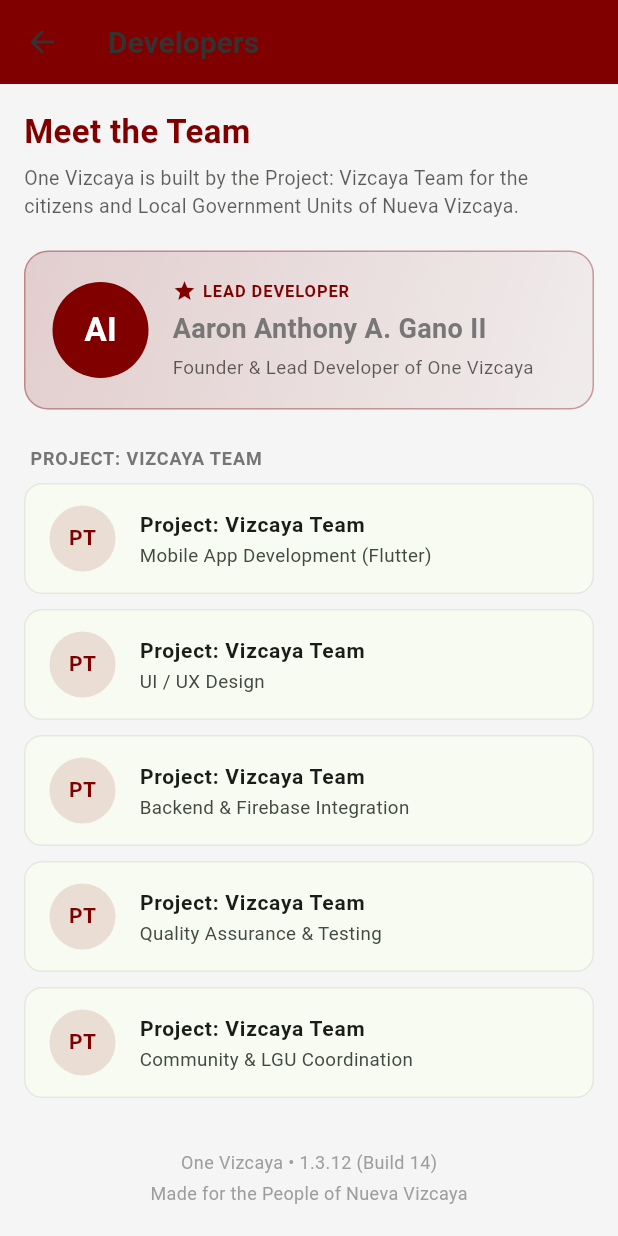
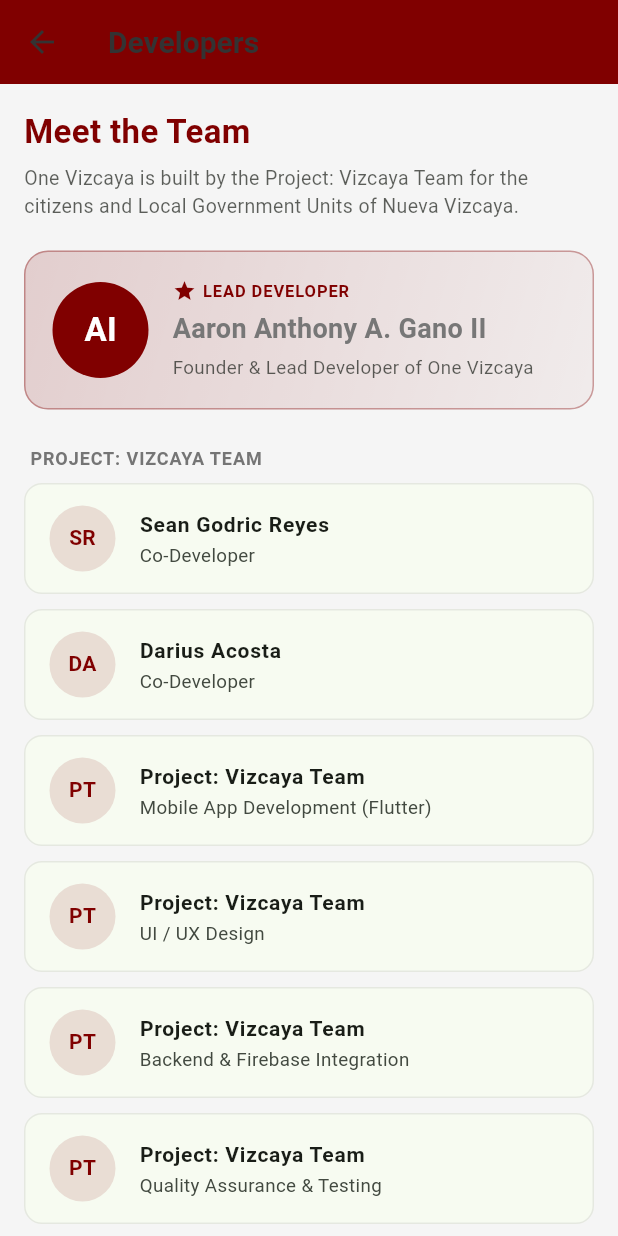
Before and after one commit to Project-Vizcaya/One-Vizcaya, a Flutter app: the DevelopersScreen screen opened by its route, on a phone screen of 412 x 824 dp. Run offline on Flutter 3.47's test engine with Material 3 defaults, Android fonts, the phone set to English and light mode, and no system bars; our stand-ins replace app_links, cloud_firestore, firebase_auth, firebase_core, firebase_messaging, firebase_storage and 13 more; missing offline and left inert: firebase_app_check, mobile_scanner; accounts and stored records are empty; generated files the repository leaves out were written again.

Commit message:
Add Sean Godric Reyes and Darius Acosta as co-developers
List both co-developers in the README footer and the in-app Developers
screen team list. Lead Developer credit (Mysterious_Alarm) unchanged.

```diff
--- a/one_vizcaya/lib/presentation/screens/developers_screen.dart
+++ b/one_vizcaya/lib/presentation/screens/developers_screen.dart
@@ -11,9 +11,17 @@ class DevelopersScreen extends StatelessWidget {
   static const String _leadName = 'Aaron Anthony A. Gano II';
   static const String _leadRole = 'Lead Developer';
 
-  // Areas of contribution under the Project: Vizcaya Team banner. Names can be
-  // filled in by the team; roles describe how One Vizcaya was built.
+  // Areas of contribution under the Project: Vizcaya Team banner. Named
+  // co-developers are listed first, followed by the project's work areas.
   static const List<Map<String, String>> _team = [
+    {
+      'name': 'Sean Godric Reyes',
+      'role': 'Co-Developer',
+    },
+    {
+      'name': 'Darius Acosta',
+      'role': 'Co-Developer',
+    },
     {
       'name': 'Project: Vizcaya Team',
       'role': 'Mobile App Development (Flutter)',
```
Also changed, not shown: 1 other file.
